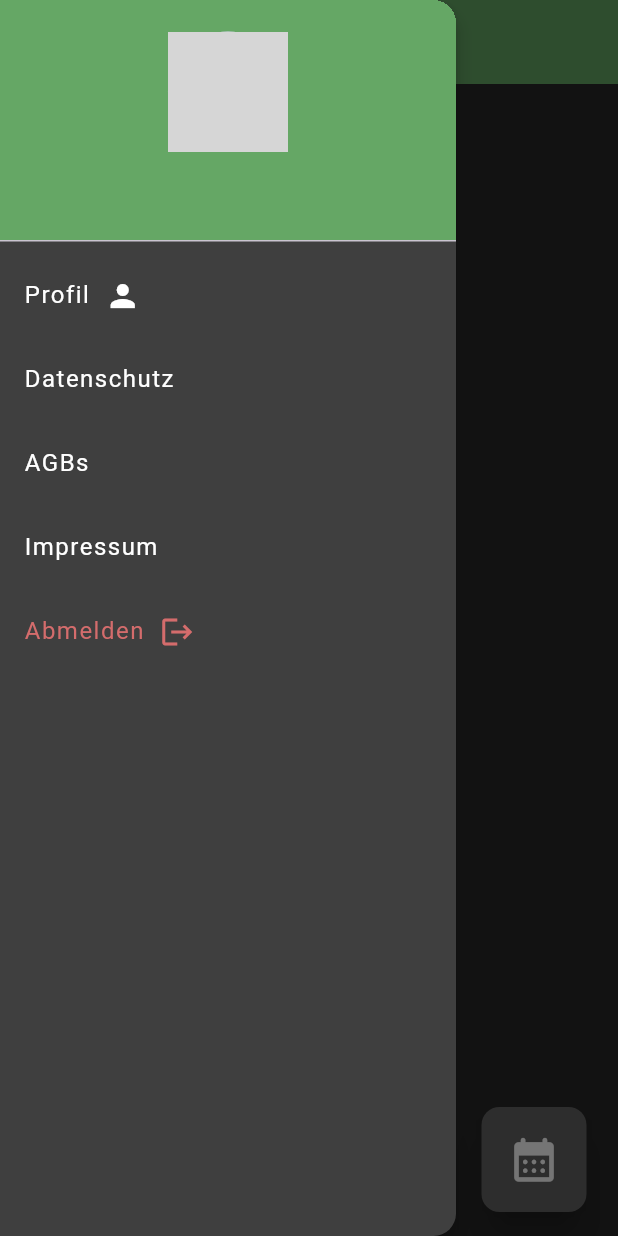
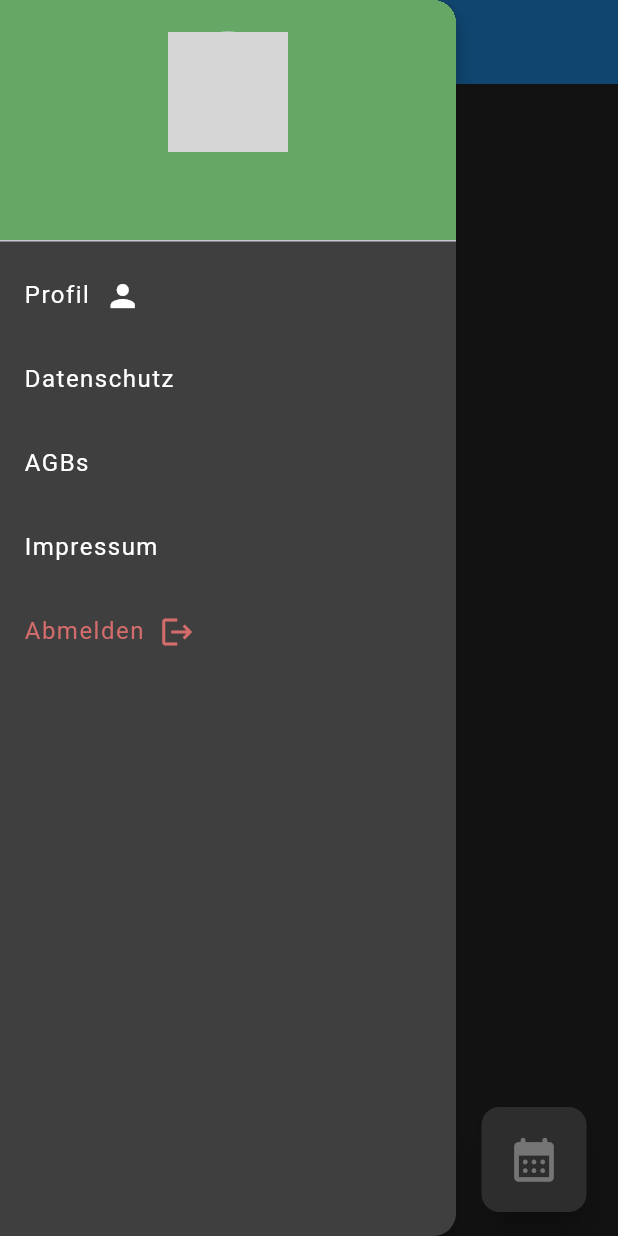
Before and after one commit to JonasBartlla/software_engineering_project_flutter, a Flutter app: the screen it shows once a user with an empty profile is signed in, with the side drawer open, on a phone screen of 412 x 824 dp. Run offline on Flutter 3.47's test engine with Material 3 defaults, Android fonts, the phone set to English and light mode, and no system bars; our stand-ins replace cloud_firestore, firebase_auth, firebase_core, firebase_messaging, firebase_storage, flutter_spinkit and 4 more; missing offline and left inert: dart:html, list_ext; accounts and stored records are empty; network calls fail; Roboto replaces fonts that are missing (Comfortaa); project files that could hold a hidden picture were left out; grey boxes are pictures that could not be loaded.

Commit message:
testing github pipeline

```diff
--- a/lib/pages/home/main_screens/home.dart
+++ b/lib/pages/home/main_screens/home.dart
@@ -143,7 +143,7 @@ class _HomeState extends State<Home> {
                 _scaffoldKey.currentState?.openDrawer();
               },
             ),
-            backgroundColor: AppColors.myCheckItGreen,
+            backgroundColor: Colors.blue,
             centerTitle: true,
             title: Text(
               'CheckIT',
```
